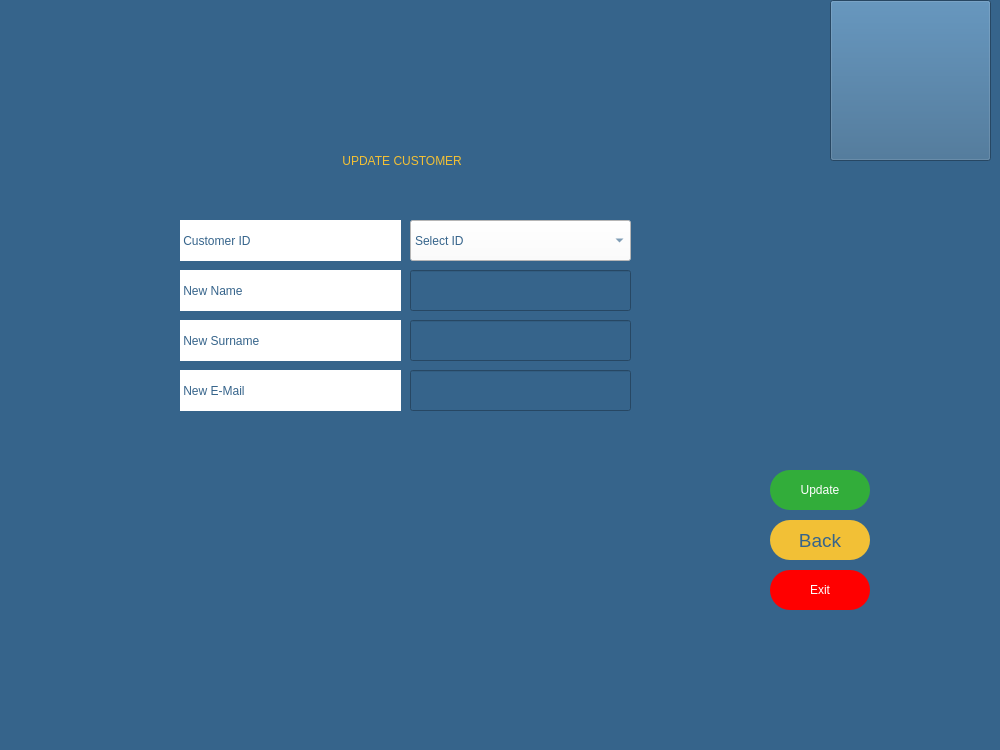
Old version of the form updatepage.ui in the repository melihorhanyilmaz/Project.
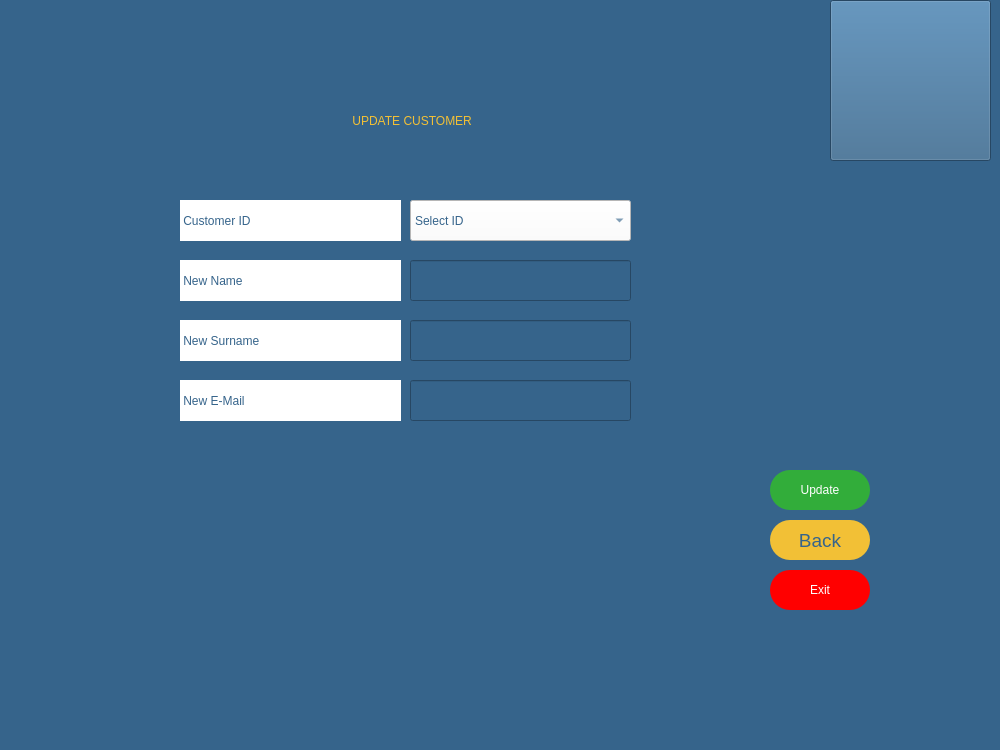
New version of the form. Icons and pictures are not drawn.

What changed in the file:
```diff
--- a/updatepage.ui
+++ b/updatepage.ui
@@ -21,7 +21,7 @@
     <property name="geometry">
      <rect>
       <x>410</x>
-      <y>370</y>
+      <y>380</y>
       <width>221</width>
       <height>41</height>
      </rect>
@@ -72,14 +72,15 @@
    <widget class="QLabel" name="la_error">
     <property name="geometry">
      <rect>
-      <x>190</x>
-      <y>440</y>
-      <width>441</width>
+      <x>180</x>
+      <y>450</y>
+      <width>451</width>
       <height>31</height>
      </rect>
     </property>
     <property name="styleSheet">
-     <string notr="true"/>
+     <string notr="true">color: rgb(255, 255, 255);
+font: 63 12pt &quot;Montserrat SemiBold&quot;;</string>
     </property>
     <property name="text">
      <string/>
@@ -92,7 +93,7 @@
     <property name="geometry">
      <rect>
       <x>180</x>
-      <y>270</y>
+      <y>260</y>
       <width>221</width>
       <height>41</height>
      </rect>
@@ -110,7 +111,7 @@
     <property name="geometry">
      <rect>
       <x>180</x>
-      <y>370</y>
+      <y>380</y>
       <width>221</width>
       <height>41</height>
      </rect>
@@ -196,8 +197,8 @@
    <widget class="QLabel" name="la_baslik">
     <property name="geometry">
      <rect>
-      <x>180</x>
-      <y>120</y>
+      <x>190</x>
+      <y>80</y>
       <width>441</width>
       <height>81</height>
      </rect>
@@ -217,7 +218,7 @@
     <property name="geometry">
      <rect>
       <x>410</x>
-      <y>270</y>
+      <y>260</y>
       <width>221</width>
       <height>41</height>
      </rect>
@@ -234,7 +235,7 @@
     <property name="geometry">
      <rect>
       <x>410</x>
-      <y>220</y>
+      <y>200</y>
       <width>221</width>
       <height>41</height>
      </rect>
@@ -254,7 +255,7 @@
     <property name="geometry">
      <rect>
       <x>180</x>
-      <y>220</y>
+      <y>200</y>
       <width>221</width>
       <height>41</height>
      </rect>
```
